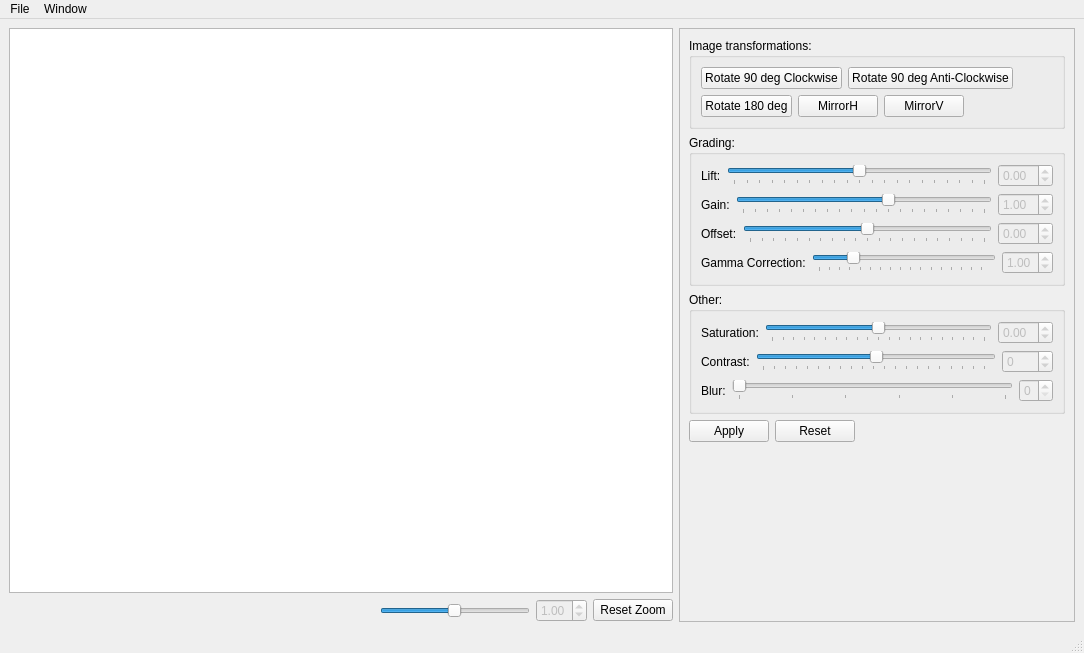
First picture: the form in mainwindow.ui, repository abansal755/Image-Editor, before the edit.
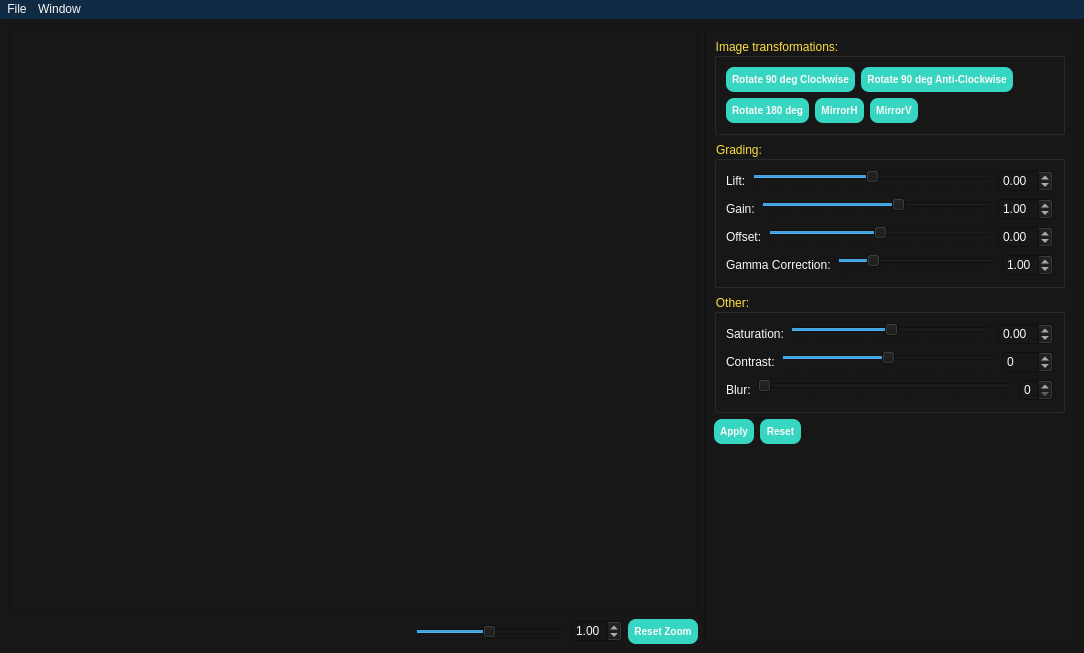
Second picture: the form after the edit.

```diff
--- a/mainwindow.ui
+++ b/mainwindow.ui
@@ -19,6 +19,51 @@
   <property name="windowTitle">
    <string>Image Editor</string>
   </property>
+  <property name="styleSheet">
+   <string notr="true">QWidget{
+ 	 background-color:#171717;
+	color : #FAF9F7;
+	font-family: system-ui;
+} 
+QMenu {
+    background-color: #616E7C; 
+    border: 1px solid black;
+}
+QMenu::item {
+    background-color:  627D98;
+}
+QMenu::item:selected { 
+    background-color: #102A43;
+}
+QMenuBar {
+    background-color: #102A43;
+    spacing: 3px; 
+}
+QMenu::item:hover{
+	color : red;	
+	background-color : white;
+}
+QPushButton {
+    background-color: #36D6C2;
+    border-width: 1px;
+    border-radius: 8px;
+    border-color: beige;
+    font: bold 10px;
+    min-width: 10em;
+    padding: 6px;
+}
+QPushButton:hover
+{
+   background-color:#373B41;
+	color :#CA17FF;
+}
+QSlider {
+    position: absolute; /* absolutely position 4px from the left and right of the widget. setting margins on the widget should work too... */
+    left: 4px; right: 4px;
+}
+
+</string>
+  </property>
   <widget class="QWidget" name="centralwidget">
    <property name="sizePolicy">
     <sizepolicy hsizetype="Preferred" vsizetype="Preferred">
@@ -30,7 +75,11 @@
     <item>
      <layout class="QVBoxLayout" name="verticalLayout_3">
       <item>
-       <widget class="QGraphicsView" name="graphicsView"/>
+       <widget class="QGraphicsView" name="graphicsView">
+        <property name="styleSheet">
+         <string notr="true"/>
+        </property>
+       </widget>
       </item>
       <item>
        <layout class="QHBoxLayout" name="horizontalLayout_4">
@@ -61,6 +110,11 @@
             <height>16777215</height>
            </size>
           </property>
+          <property name="styleSheet">
+           <string notr="true">
+QPushButton{qlineargradient(spread:pad, x1:0, y1:0, x2:0, y2:1, stop:0 rgba(255, 0, 0, 255), stop:0.339795 rgba(255, 0, 0, 255), stop:0.339799 rgba(255, 255, 255, 255), stop:0.662444 rgba(255, 255, 255, 255), stop:0.662469 rgba(0, 0, 255, 255), stop:1 rgba(0, 0, 255, 255));
+}</string>
+          </property>
           <property name="minimum">
            <number>1</number>
           </property>
@@ -121,8 +175,8 @@
         <rect>
          <x>0</x>
          <y>0</y>
-         <width>367</width>
-         <height>592</height>
+         <width>501</width>
+         <height>610</height>
         </rect>
        </property>
        <layout class="QVBoxLayout" name="verticalLayout_5">
@@ -134,6 +188,11 @@
             <verstretch>0</verstretch>
            </sizepolicy>
           </property>
+          <property name="styleSheet">
+           <string notr="true">QGroupBox {
+	color : #FFE042;
+}</string>
+          </property>
           <property name="title">
            <string>Image transformations:</string>
           </property>
@@ -227,6 +286,11 @@
         </item>
         <item>
          <widget class="QGroupBox" name="groupBox_3">
+          <property name="styleSheet">
+           <string notr="true">QGroupBox{
+color : #FFE042;
+}</string>
+          </property>
           <property name="title">
            <string>Grading:</string>
           </property>
@@ -453,6 +517,11 @@
           <property name="autoFillBackground">
            <bool>false</bool>
           </property>
+          <property name="styleSheet">
+           <string notr="true">QGroupBox{
+color : #FFE042;
+}</string>
+          </property>
           <property name="title">
            <string>Other:</string>
           </property>
@@ -687,7 +756,7 @@
      <x>0</x>
      <y>0</y>
      <width>1084</width>
-     <height>21</height>
+     <height>23</height>
     </rect>
    </property>
    <widget class="QMenu" name="menuFile">
@@ -709,7 +778,6 @@
    <addaction name="menuFile"/>
    <addaction name="menuEdit"/>
   </widget>
-  <widget class="QStatusBar" name="statusbar"/>
   <action name="actionOpen_image">
    <property name="text">
     <string>Open Image</string>
```
